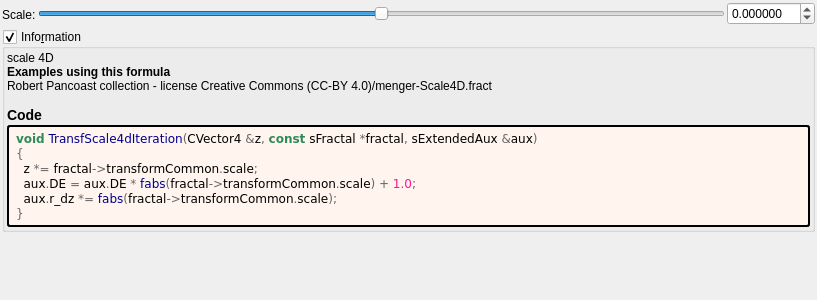
Old version of the form mandelbulber2/formula/ui/fractal_transf_scale4d.ui in the repository buddhi1980/mandelbulber2.
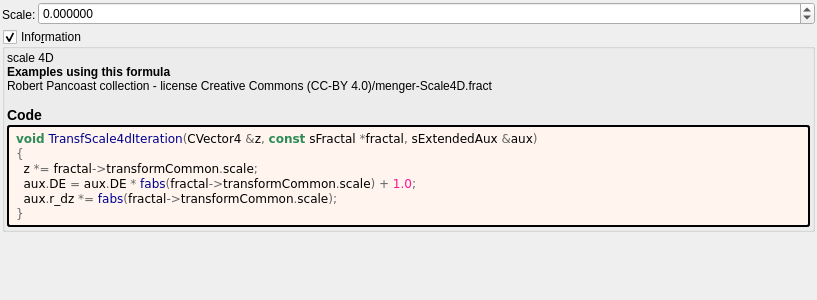
New version of the form. Custom widgets are drawn as their Qt base class.

What changed in the file:
```diff
--- a/mandelbulber2/formula/ui/fractal_transf_scale4d.ui
+++ b/mandelbulber2/formula/ui/fractal_transf_scale4d.ui
@@ -30,11 +30,11 @@
     <number>2</number>
    </property>
    <item>
-    <layout class="QGridLayout" name="gridLayout">
+    <layout class="QGridLayout" name="gridLayout" columnstretch="0,1">
      <property name="spacing">
       <number>2</number>
      </property>
-     <item row="0" column="2">
+     <item row="0" column="1">
       <widget class="MyDoubleSpinBox" name="spinbox_transf_scale">
        <property name="sizePolicy">
         <sizepolicy hsizetype="Minimum" vsizetype="Maximum">
@@ -62,31 +62,6 @@
        </property>
       </widget>
      </item>
-     <item row="0" column="1">
-      <widget class="QSlider" name="slider_transf_scale">
-       <property name="sizePolicy">
-        <sizepolicy hsizetype="Expanding" vsizetype="Maximum">
-         <horstretch>0</horstretch>
-         <verstretch>0</verstretch>
-        </sizepolicy>
-       </property>
-       <property name="minimum">
-        <number>-10000000</number>
-       </property>
-       <property name="maximum">
-        <number>10000000</number>
-       </property>
-       <property name="value">
-        <number>0</number>
-       </property>
-       <property name="sliderPosition">
-        <number>0</number>
-       </property>
-       <property name="orientation">
-        <enum>Qt::Horizontal</enum>
-       </property>
-      </widget>
-     </item>
      <item row="0" column="0" rowspan="2">
       <widget class="QLabel" name="label_108">
        <property name="text">
```
Left out of the diff: 3 changed lines with no effect on the pictures.
